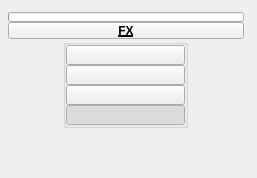
Old version of the form tentacle/ui/uiLevel_3/vfx.ui in the repository m3trik/tentacle.
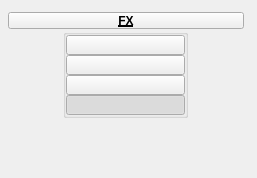
New version of the form. Custom widgets are drawn as their Qt base class.

```diff
--- a/tentacle/ui/uiLevel_3/vfx.ui
+++ b/tentacle/ui/uiLevel_3/vfx.ui
@@ -52,34 +52,35 @@
       <number>0</number>
      </property>
      <item row="0" column="1" colspan="2">
-      <widget class="ProgressBar" name="progressBar">
-       <property name="sizePolicy">
-        <sizepolicy hsizetype="Ignored" vsizetype="Fixed">
-         <horstretch>0</horstretch>
-         <verstretch>0</verstretch>
-        </sizepolicy>
-       </property>
+      <widget class="PushButtonDraggable" name="draggable_header">
        <property name="minimumSize">
         <size>
-         <width>0</width>
-         <height>10</height>
+         <width>19</width>
+         <height>17</height>
         </size>
        </property>
        <property name="maximumSize">
         <size>
-         <width>16777215</width>
-         <height>10</height>
+         <width>999</width>
+         <height>17</height>
         </size>
        </property>
-       <property name="value">
-        <number>0</number>
+       <property name="font">
+        <font>
+         <weight>75</weight>
+         <bold>true</bold>
+         <underline>true</underline>
+        </font>
        </property>
-       <property name="textVisible">
-        <bool>false</bool>
+       <property name="text">
+        <string>FX</string>
+       </property>
+       <property name="checkable">
+        <bool>true</bool>
        </property>
       </widget>
      </item>
-     <item row="2" column="1" colspan="2">
+     <item row="1" column="1" colspan="2">
       <layout class="QHBoxLayout" name="horizontalLayout">
        <item>
         <layout class="QVBoxLayout" name="verticalLayout">
@@ -228,35 +229,6 @@
        </item>
       </layout>
      </item>
-     <item row="1" column="1" colspan="2">
-      <widget class="PushButtonDraggable" name="draggable_header">
-       <property name="minimumSize">
-        <size>
-         <width>19</width>
-         <height>17</height>
-        </size>
-       </property>
-       <property name="maximumSize">
-        <size>
-         <width>999</width>
-         <height>17</height>
-        </size>
-       </property>
-       <property name="font">
-        <font>
-         <weight>75</weight>
-         <bold>true</bold>
-         <underline>true</underline>
-        </font>
-       </property>
-       <property name="text">
-        <string>FX</string>
-       </property>
-       <property name="checkable">
-        <bool>true</bool>
-       </property>
-      </widget>
-     </item>
     </layout>
    </widget>
   </widget>
@@ -267,11 +239,6 @@
    <extends>QPushButton</extends>
    <header>widgets.pushbuttondraggable.h</header>
   </customwidget>
-  <customwidget>
-   <class>ProgressBar</class>
-   <extends>QProgressBar</extends>
-   <header>widgets.progressbar.h</header>
-  </customwidget>
  </customwidgets>
  <resources/>
  <connections/>
```
